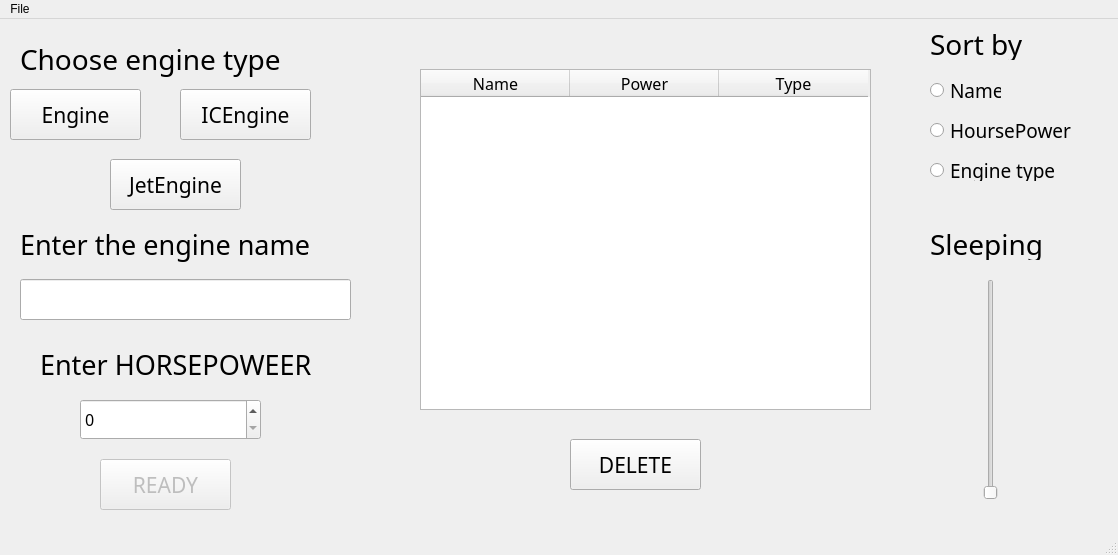
The window that KursovaRemake.ui (KamiNuke/First-TermPaper) describes before a commit, drawn with Qt 5.
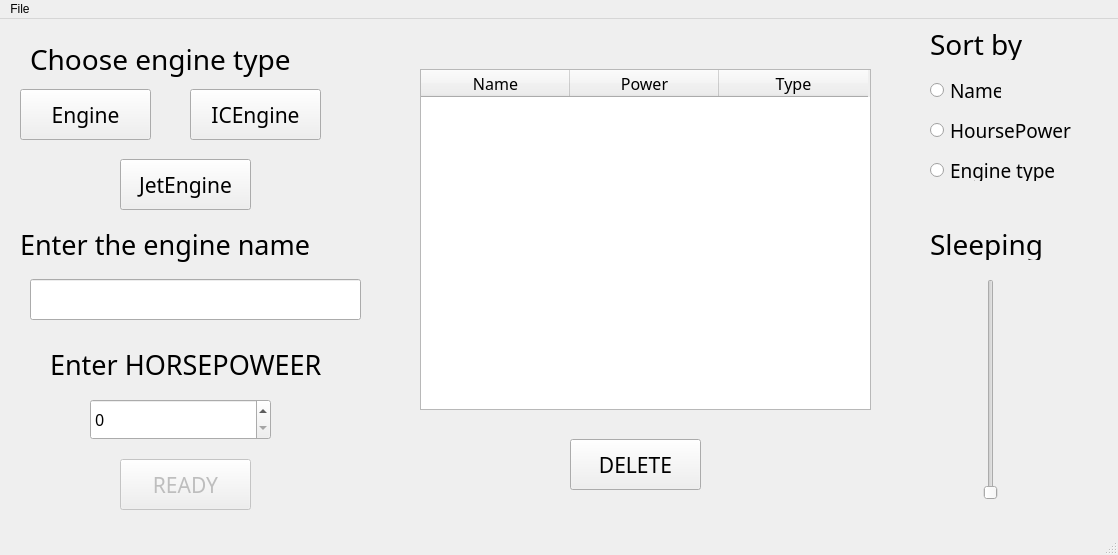
The same window after the commit.

The edit to the form file:
```diff
--- a/KursovaRemake.ui
+++ b/KursovaRemake.ui
@@ -17,7 +17,7 @@
    <widget class="QLabel" name="chooseEngine_label">
     <property name="geometry">
      <rect>
-      <x>20</x>
+      <x>30</x>
       <y>10</y>
       <width>301</width>
       <height>61</height>
@@ -36,7 +36,7 @@
    <widget class="QPushButton" name="ICEngine_button">
     <property name="geometry">
      <rect>
-      <x>180</x>
+      <x>190</x>
       <y>70</y>
       <width>131</width>
       <height>51</height>
@@ -55,7 +55,7 @@
    <widget class="QPushButton" name="EngineButton">
     <property name="geometry">
      <rect>
-      <x>10</x>
+      <x>20</x>
       <y>70</y>
       <width>131</width>
       <height>51</height>
@@ -74,7 +74,7 @@
    <widget class="QPushButton" name="JetEngine_button">
     <property name="geometry">
      <rect>
-      <x>110</x>
+      <x>120</x>
       <y>140</y>
       <width>131</width>
       <height>51</height>
@@ -93,7 +93,7 @@
    <widget class="QLineEdit" name="lineEdit">
     <property name="geometry">
      <rect>
-      <x>20</x>
+      <x>30</x>
       <y>260</y>
       <width>331</width>
       <height>41</height>
@@ -128,7 +128,7 @@
    <widget class="QSpinBox" name="spinBox">
     <property name="geometry">
      <rect>
-      <x>80</x>
+      <x>90</x>
       <y>380</y>
       <width>181</width>
       <height>41</height>
@@ -147,7 +147,7 @@
    <widget class="QLabel" name="enginePower_label">
     <property name="geometry">
      <rect>
-      <x>40</x>
+      <x>50</x>
       <y>320</y>
       <width>271</width>
       <height>51</height>
@@ -308,7 +308,7 @@
     </property>
     <property name="geometry">
      <rect>
-      <x>100</x>
+      <x>120</x>
       <y>440</y>
       <width>131</width>
       <height>51</height>
```
Left out of the diff: 6 changed lines with no effect on the pictures.
